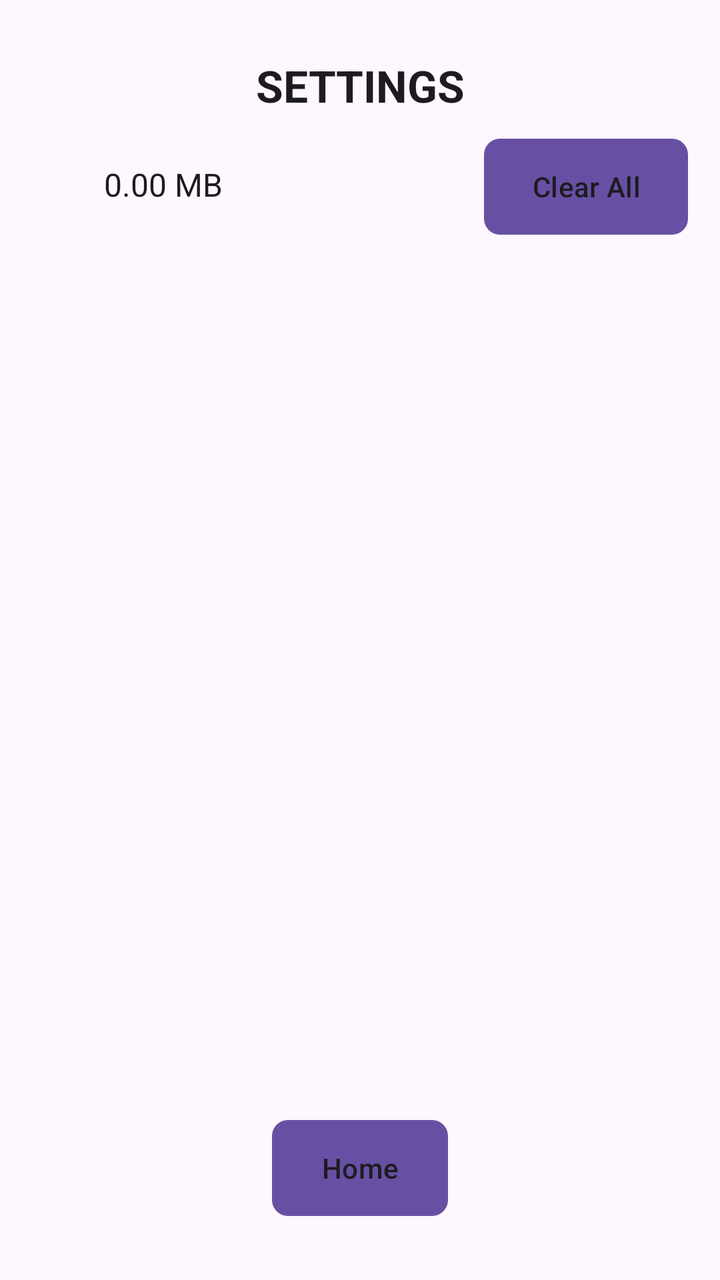
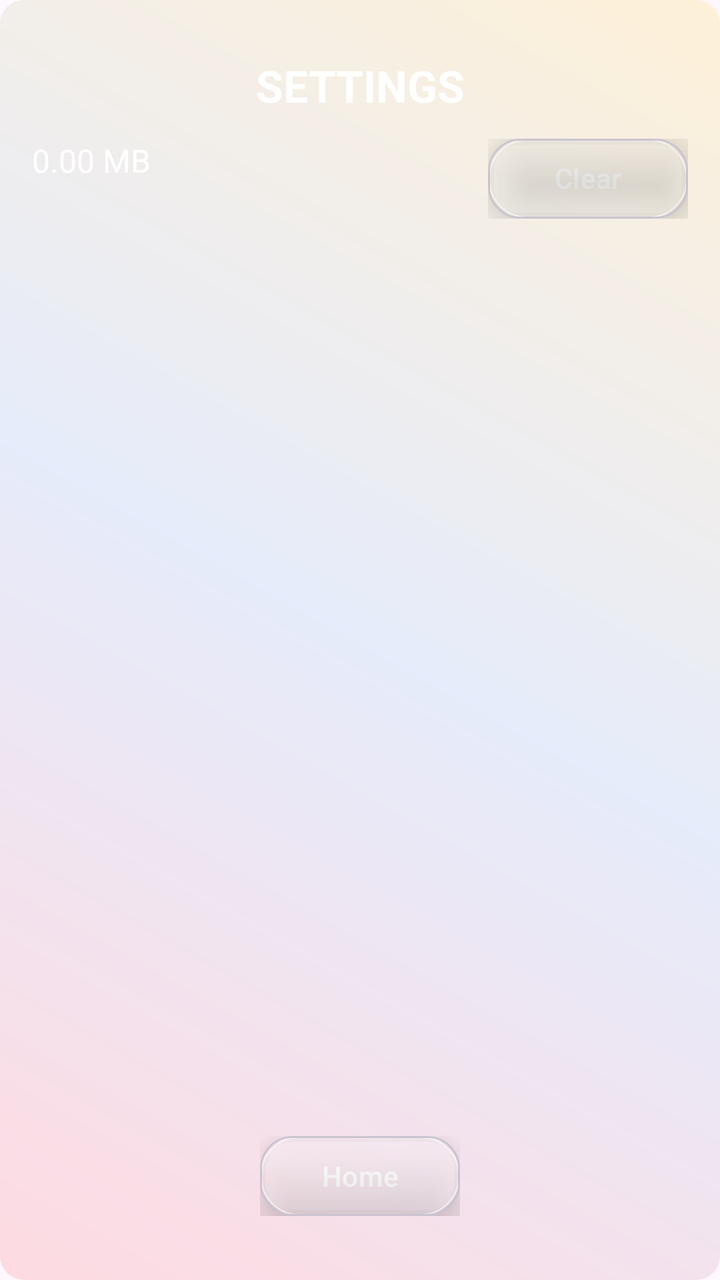

Two renders of the same Android screen: before a commit and after it. Below are the layout's source before the change and the commit's diff.
<!-- AndroidManifest.xml: application theme Theme.MangaV5 -->
<!-- res/layout/activity_settings_page.xml -->
<?xml version="1.0" encoding="utf-8"?>
<androidx.constraintlayout.widget.ConstraintLayout
    xmlns:android="http://schemas.android.com/apk/res/android"
    xmlns:app="http://schemas.android.com/apk/res-auto"
    android:layout_width="match_parent"
    android:layout_height="match_parent"
    android:fitsSystemWindows="true"
    android:padding="16dp">

    
    <TextView
        android:id="@+id/text_settings_title"
        android:layout_width="wrap_content"
        android:layout_height="wrap_content"
        android:text="SETTINGS"
        android:textSize="22sp"
        android:textStyle="bold"
        android:textColor="?android:attr/textColorPrimary"
        app:layout_constraintTop_toTopOf="parent"
        app:layout_constraintStart_toStartOf="parent"
        app:layout_constraintEnd_toEndOf="parent"
        android:gravity="center"
        android:layout_marginTop="12dp"/>

    

    

    
    <TextView
        android:id="@+id/text_total_size"
        android:layout_width="wrap_content"
        android:layout_height="wrap_content"
        android:layout_marginStart="36dp"
        android:layout_marginTop="12dp"
        android:text="0.00 MB"
        android:textColor="?android:attr/textColorPrimary"
        android:textSize="16sp"
        app:layout_constraintBottom_toBottomOf="@id/button_clear_all"
        app:layout_constraintStart_toStartOf="parent"
        app:layout_constraintTop_toBottomOf="@id/text_settings_title"
        app:layout_constraintVertical_bias="0.461" />

    <Button
        android:id="@+id/button_clear_all"
        android:layout_width="wrap_content"
        android:layout_height="wrap_content"
        android:layout_marginTop="12dp"
        android:background="@drawable/rounded_button"
        android:text="Clear All"
        android:textColor="?android:attr/textColorPrimary"
        app:layout_constraintEnd_toEndOf="parent"
        app:layout_constraintHorizontal_bias="1.0"
        app:layout_constraintStart_toEndOf="@id/text_total_size"
        app:layout_constraintTop_toBottomOf="@id/text_settings_title" />

    <androidx.recyclerview.widget.RecyclerView
        android:id="@+id/recycler_settings_manga"
        android:layout_width="0dp"
        android:layout_height="0dp"
        app:layout_constraintTop_toBottomOf="@id/button_clear_all"
        app:layout_constraintStart_toStartOf="parent"
        app:layout_constraintEnd_toEndOf="parent"
        app:layout_constraintBottom_toTopOf="@id/button_home"
        android:clipToPadding="false"
        android:paddingTop="8dp"
        android:paddingBottom="8dp"/>

    
    <Button
        android:id="@+id/button_home"
        android:layout_width="wrap_content"
        android:layout_height="wrap_content"
        android:text="Home"
        android:textColor="?android:attr/textColorPrimary"
        android:background="@drawable/rounded_button"
        app:layout_constraintBottom_toBottomOf="parent"
        app:layout_constraintStart_toStartOf="parent"
        app:layout_constraintEnd_toEndOf="parent"
        android:layout_marginBottom="16dp"/>

</androidx.constraintlayout.widget.ConstraintLayout>
<!-- resources referenced by this layout -->
<resources>
  <!-- drawable rounded_button (drawable) -->
  <?xml version="1.0" encoding="utf-8"?>
  <shape xmlns:android="http://schemas.android.com/apk/res/android"
      android:shape="rectangle" >
      <corners android:radius="8dp" />
      <solid android:color="#4CAF50" /> 
  </shape>
  <style name="Theme.MangaV5" parent="Theme.MaterialComponents.DayNight.DarkActionBar">
          
          <item name="colorPrimary">@color/purple_500</item>
          <item name="colorPrimaryVariant">@color/purple_700</item>
          <item name="colorOnPrimary">@color/white</item>
          
          <item name="colorSecondary">@color/teal_200</item>
          <item name="colorSecondaryVariant">@color/teal_700</item>
          <item name="colorOnSecondary">@color/black</item>
          
          <item name="android:statusBarColor">?attr/colorPrimaryVariant</item>
          
      </style>
  <color name="purple_500">#FF6200EE</color>
  <color name="purple_700">#FF3700B3</color>
  <color name="white">#FFFFFFFF</color>
  <color name="teal_200">#FF03DAC5</color>
  <color name="teal_700">#FF018786</color>
  <color name="black">#FF000000</color>
</resources>

<!-- the commit's change to res/layout/activity_settings_page.xml (unified diff, before → after) -->
@@ -5,7 +5,8 @@
     android:layout_width="match_parent"
     android:layout_height="match_parent"
     android:fitsSystemWindows="true"
-    android:padding="16dp">
+    android:padding="16dp"
+    android:background="@drawable/bg_gradient">
 
     
     <TextView
@@ -15,68 +16,105 @@
         android:text="SETTINGS"
         android:textSize="22sp"
         android:textStyle="bold"
-        android:textColor="?android:attr/textColorPrimary"
+        android:textColor="@android:color/white"
+        android:gravity="center"
         app:layout_constraintTop_toTopOf="parent"
         app:layout_constraintStart_toStartOf="parent"
         app:layout_constraintEnd_toEndOf="parent"
-        android:gravity="center"
         android:layout_marginTop="12dp"/>
-
-    
-
-    
 
     
     <TextView
         android:id="@+id/text_total_size"
         android:layout_width="wrap_content"
         android:layout_height="wrap_content"
-        android:layout_marginStart="36dp"
-        android:layout_marginTop="12dp"
         android:text="0.00 MB"
-        android:textColor="?android:attr/textColorPrimary"
+        android:textColor="@android:color/white"
         android:textSize="16sp"
-        app:layout_constraintBottom_toBottomOf="@id/button_clear_all"
+        app:layout_constraintTop_toBottomOf="@id/text_settings_title"
         app:layout_constraintStart_toStartOf="parent"
+        android:layout_marginTop="12dp"/>
+
+    
+    <FrameLayout
+        android:id="@+id/button_clear_all_container"
+        android:layout_width="100dp"
+        android:layout_height="40dp"
         app:layout_constraintTop_toBottomOf="@id/text_settings_title"
-        app:layout_constraintVertical_bias="0.461" />
+        app:layout_constraintEnd_toEndOf="parent"
+        android:layout_marginTop="12dp">
 
-    <Button
-        android:id="@+id/button_clear_all"
-        android:layout_width="wrap_content"
-        android:layout_height="wrap_content"
-        android:layout_marginTop="12dp"
-        android:background="@drawable/rounded_button"
-        android:text="Clear All"
-        android:textColor="?android:attr/textColorPrimary"
-        app:layout_constraintEnd_toEndOf="parent"
-        app:layout_constraintHorizontal_bias="1.0"
-        app:layout_constraintStart_toEndOf="@id/text_total_size"
-        app:layout_constraintTop_toBottomOf="@id/text_settings_title" />
+        <com.google.android.material.card.MaterialCardView
+            android:layout_width="match_parent"
+            android:layout_height="match_parent"
+            app:cardCornerRadius="16dp"
+            app:cardElevation="16dp"
+            app:cardBackgroundColor="@android:color/transparent">
 
+            <View
+                android:id="@+id/clearAllBlurBackground"
+                android:layout_width="match_parent"
+                android:layout_height="match_parent"
+                android:background="@drawable/glass_bg"/>
+        </com.google.android.material.card.MaterialCardView>
+
+        <Button
+            android:id="@+id/button_clear_all"
+            android:layout_width="match_parent"
+            android:layout_height="match_parent"
+            android:text="Clear All"
+            android:textColor="@android:color/white"
+            android:textSize="14sp"
+            android:background="@android:color/transparent"
+            android:gravity="center"/>
+    </FrameLayout>
+
+    
     <androidx.recyclerview.widget.RecyclerView
         android:id="@+id/recycler_settings_manga"
         android:layout_width="0dp"
         android:layout_height="0dp"
-        app:layout_constraintTop_toBottomOf="@id/button_clear_all"
+        android:clipToPadding="false"
+        android:paddingTop="8dp"
+        android:paddingBottom="8dp"
+        app:layout_constraintTop_toBottomOf="@id/button_clear_all_container"
         app:layout_constraintStart_toStartOf="parent"
         app:layout_constraintEnd_toEndOf="parent"
-        app:layout_constraintBottom_toTopOf="@id/button_home"
-        android:clipToPadding="false"
-        android:paddingTop="8dp"
-        android:paddingBottom="8dp"/>
+        app:layout_constraintBottom_toTopOf="@id/button_home_container"/>
 
     
-    <Button
-        android:id="@+id/button_home"
-        android:layout_width="wrap_content"
-        android:layout_height="wrap_content"
-        android:text="Home"
-        android:textColor="?android:attr/textColorPrimary"
-        android:background="@drawable/rounded_button"
+    <FrameLayout
+        android:id="@+id/button_home_container"
+        android:layout_width="100dp"
+        android:layout_height="40dp"
         app:layout_constraintBottom_toBottomOf="parent"
         app:layout_constraintStart_toStartOf="parent"
         app:layout_constraintEnd_toEndOf="parent"
-        android:layout_marginBottom="16dp"/>
+        android:layout_marginBottom="16dp">
+
+        <com.google.android.material.card.MaterialCardView
+            android:layout_width="match_parent"
+            android:layout_height="match_parent"
+            app:cardCornerRadius="16dp"
+            app:cardElevation="16dp"
+            app:cardBackgroundColor="@android:color/transparent">
+
+            <View
+                android:id="@+id/homeBlurBackground"
+                android:layout_width="match_parent"
+                android:layout_height="match_parent"
+                android:background="@drawable/glass_bg"/>
+        </com.google.android.material.card.MaterialCardView>
+
+        <Button
+            android:id="@+id/button_home"
+            android:layout_width="match_parent"
+            android:layout_height="match_parent"
+            android:text="Home"
+            android:textColor="@android:color/white"
+            android:textSize="14sp"
+            android:background="@android:color/transparent"
+            android:gravity="center"/>
+    </FrameLayout>
 
 </androidx.constraintlayout.widget.ConstraintLayout>
<!-- resource entries referenced after the edit -->
@@ -1,12 +1,41 @@
 <!-- resources referenced by this layout -->
 <resources>
-  <!-- drawable rounded_button (drawable) -->
-  <?xml version="1.0" encoding="utf-8"?>
+  <!-- drawable bg_gradient (drawable) -->
   <shape xmlns:android="http://schemas.android.com/apk/res/android"
-      android:shape="rectangle" >
-      <corners android:radius="8dp" />
-      <solid android:color="#4CAF50" /> 
+      android:shape="rectangle">
+  
+      <gradient
+          android:startColor="#33FF6B6B"
+          android:centerColor="#3385C1E9"
+          android:endColor="#33FFD93D"
+          android:angle="45"
+          android:type="linear"/>
+  
+      <corners android:radius="12dp"/>
   </shape>
+  <!-- drawable glass_bg (drawable) -->
+  <layer-list xmlns:android="http://schemas.android.com/apk/res/android">
+  
+      
+      <item>
+          <shape android:shape="rectangle">
+              <solid android:color="@android:color/transparent"/>
+              <corners android:radius="50dp"/>
+              <stroke
+                  android:width="1dp"
+                  android:color="#80FFFFFF"/>
+          </shape>
+      </item>
+  
+      
+      <item android:left="0dp" android:top="0dp" android:right="0dp" android:bottom="0dp">
+          <shape android:shape="rectangle">
+              <solid android:color="#40FFFFFF"/>
+              <corners android:radius="50dp"/>
+          </shape>
+      </item>
+  
+  </layer-list>
   <style name="Theme.MangaV5" parent="Theme.MaterialComponents.DayNight.DarkActionBar">
           
           <item name="colorPrimary">@color/purple_500</item>
